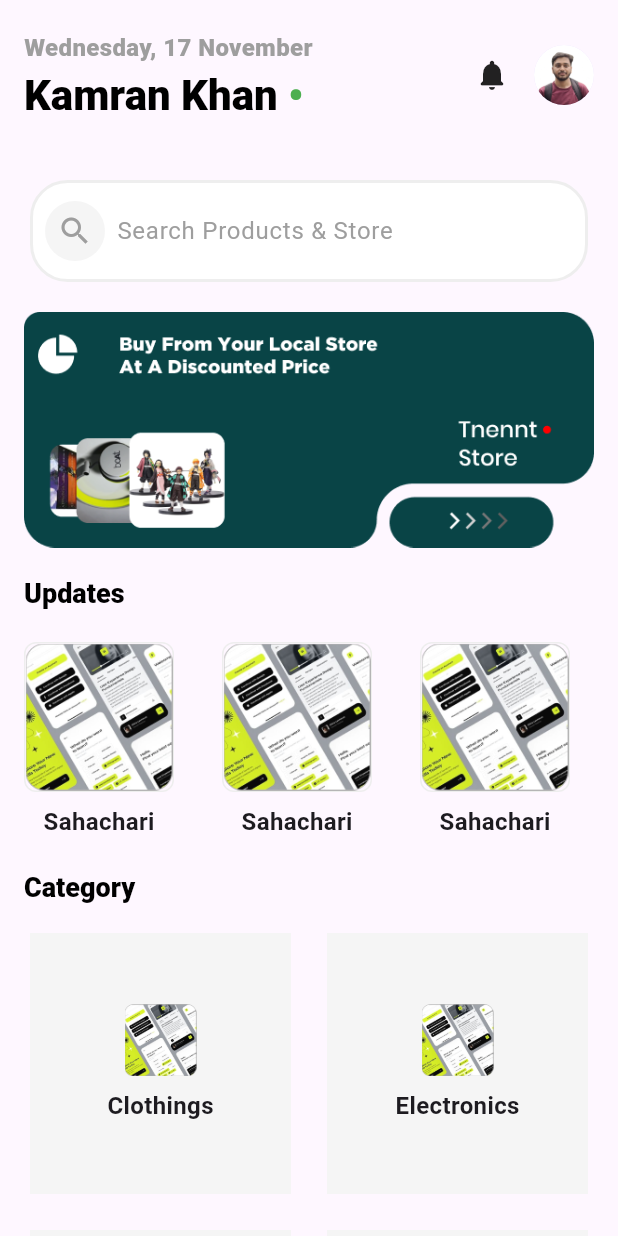
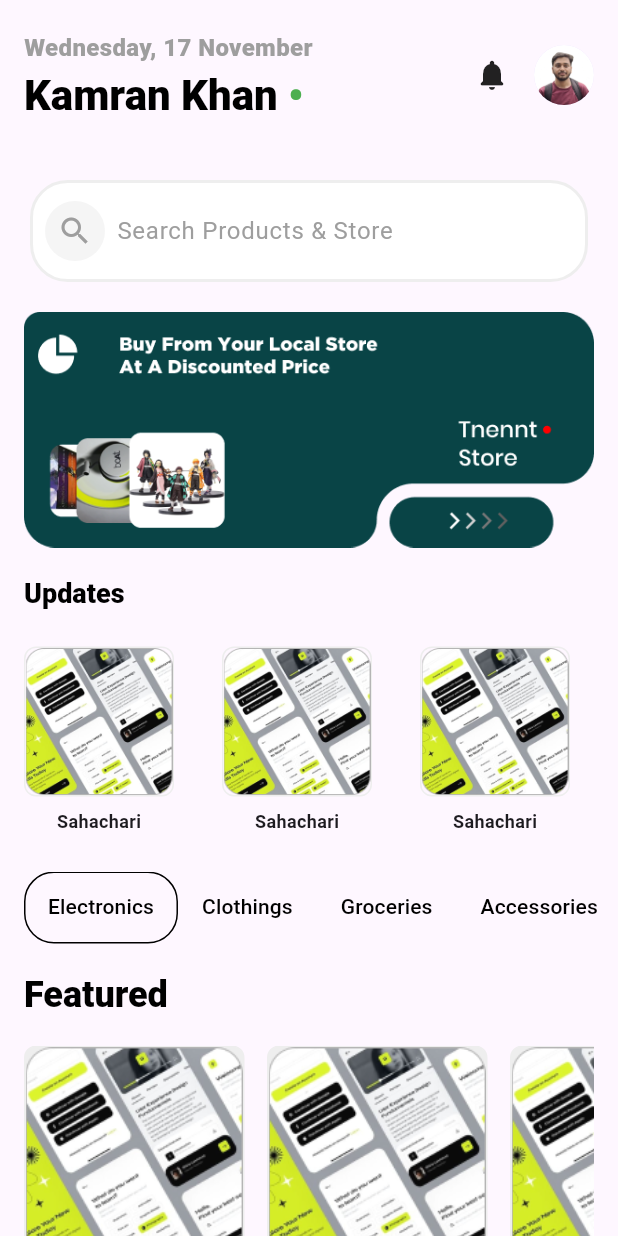
Before and after one commit to Kamran1819G/tnent, a Flutter app: the StoreProfile widget shown alone on an empty page, opened directly, on a phone screen of 412 x 824 dp. Run offline on Flutter 3.47's test engine with Material 3 defaults, Android fonts, the light colour scheme and no system bars; our stand-ins replace google_nav_bar, smooth_page_indicator.

Commit message:
Complete Store Profile UI

```diff
--- a/lib/screens/home/store_profile.dart
+++ b/lib/screens/home_pages/store_profile.dart
@@ -1,5 +1,7 @@
 import 'package:flutter/material.dart';
 import 'package:tnennt/screens/setting_screen.dart';
+import 'package:tnennt/screens/update_screen.dart';
+import 'package:tnennt/widgets/FeaturedTile.dart';
 import 'package:tnennt/widgets/UpdateTile.dart';
 
 import '../../widgets/CategoryTile.dart';
@@ -11,7 +13,25 @@ class StoreProfile extends StatefulWidget {
   State<StoreProfile> createState() => _StoreProfileState();
 }
 
-class _StoreProfileState extends State<StoreProfile> {
+class _StoreProfileState extends State<StoreProfile>
+    with TickerProviderStateMixin {
+  late TabController _tabController;
+
+  @override
+  void initState() {
+    super.initState();
+    _tabController = TabController(
+        length: 5,
+        initialIndex: 0,
+        vsync: this); // Change the length to match your number of tabs.
+  }
+
+  @override
+  void dispose() {
+    _tabController.dispose();
+    super.dispose();
+  }
+
   @override
   Widget build(BuildContext context) {
     return Column(
@@ -59,7 +79,14 @@ class _StoreProfileState extends State<StoreProfile> {
                 ),
               ),
               SizedBox(width: 16.0),
-              Icon(Icons.notifications_rounded),
+              GestureDetector(
+                  onTap: () {
+                    Navigator.push(
+                        context,
+                        MaterialPageRoute(
+                            builder: (context) => UpdateScreen()));
+                  },
+                  child: Icon(Icons.notifications_rounded)),
               SizedBox(width: 16.0),
               GestureDetector(
                 onTap: () {
@@ -114,6 +141,7 @@ class _StoreProfileState extends State<StoreProfile> {
           child: Image.asset('assets/store_profile_banner.png'),
         ),
         SizedBox(height: 20.0),
+        // Updates Section
         Padding(
           padding: const EdgeInsets.symmetric(horizontal: 16.0),
           child: RichText(
@@ -137,6 +165,132 @@ class _StoreProfileState extends State<StoreProfile> {
                     name: "Sahachari", image: "assets/updates_image.png");
               }),
         ),
+
+        // Featured Section
+        TabBar(
+          padding: EdgeInsets.symmetric(horizontal: 16.0),
+          controller: _tabController,
+          isScrollable: true,
+          tabAlignment: TabAlignment.start,
+          unselectedLabelColor: Colors.black,
+          labelColor: Colors.black,
+          indicator: BoxDecoration(
+            borderRadius: BorderRadius.circular(20),
+            border: Border.all(
+              color: Colors.black,
+              width: 1.0,
+            ),
+          ),
+          splashBorderRadius: BorderRadius.circular(20),
+          indicatorSize: TabBarIndicatorSize.values[0],
+          dividerColor: Colors.transparent,
+          tabs: <Widget>[
+            Tab(
+              text: "Electronics",
+            ),
+            Tab(
+              text: "Clothings",
+            ),
+            Tab(
+              text: "Groceries",
+            ),
+            Tab(
+              text: "Accessories",
+            ),
+            Tab(
+              text: "Books",
+            )
+          ],
+        ),
+
+        SizedBox(height: 20.0),
+
+        Padding(
+          padding: const EdgeInsets.symmetric(horizontal: 16.0),
+          child: RichText(
+            text: TextSpan(
+              text: 'Featured',
+              style: TextStyle(
+                color: Colors.black,
+                fontWeight: FontWeight.w900,
+                fontSize: 24.0,
+              ),
+            ),
+          ),
+        ),
+
+        SizedBox(height: 20.0),
+
+        Container(
+          height: 200.0,
+          padding: EdgeInsets.symmetric(horizontal: 16.0),
+          child: TabBarView(controller: _tabController, children: [
+            ListView.separated(
+                scrollDirection: Axis.horizontal,
+                itemCount: 5,
+                separatorBuilder: (context, index) {
+                  return SizedBox(width: 15.0);
+                },
+                itemBuilder: (context, index) {
+                  return FeaturedTile(
+                      name: "Sahachari",
+                      image: "assets/updates_image.png",
+                      price: 200);
+                }),
+            ListView.separated(
+                scrollDirection: Axis.horizontal,
+                itemCount: 5,
+                separatorBuilder: (context, index) {
+                  return SizedBox(width: 15.0);
+                },
+                itemBuilder: (context, index) {
+                  return FeaturedTile(
+                      name: "Sahachari",
+                      image: "assets/updates_image.png",
+                      price: 200);
+                }),
+            ListView.separated(
+                scrollDirection: Axis.horizontal,
+                itemCount: 5,
+                separatorBuilder: (context, index) {
+                  return SizedBox(width: 15.0);
+                },
+                itemBuilder: (context, index) {
+                  return FeaturedTile(
+                      name: "Sahachari",
+                      image: "assets/updates_image.png",
+                      price: 200);
+                }),
+            ListView.separated(
+                scrollDirection: Axis.horizontal,
+                itemCount: 5,
+                separatorBuilder: (context, index) {
+                  return SizedBox(width: 15.0);
+                },
+                itemBuilder: (context, index) {
+                  return FeaturedTile(
+                      name: "Sahachari",
+                      image: "assets/updates_image.png",
+                      price: 200);
+                }),
+            ListView.separated(
+                scrollDirection: Axis.horizontal,
+                itemCount: 5,
+                separatorBuilder: (context, index) {
+                  return SizedBox(width: 15.0);
+                },
+                itemBuilder: (context, index) {
+                  return FeaturedTile(
+                      name: "Sahachari",
+                      image: "assets/updates_image.png",
+                      price: 200);
+                }),
+          ]),
+        ),
+
+        SizedBox(height: 40.0),
+
+        // Category Section
         Padding(
           padding: const EdgeInsets.symmetric(horizontal: 16.0),
           child: RichText(
--- /dev/null
+++ b/lib/widgets/FeaturedTile.dart
@@ -0,0 +1,44 @@
+import 'package:flutter/material.dart';
+
+class FeaturedTile extends StatelessWidget {
+  final String name;
+  final String image;
+  final double price;
+
+  FeaturedTile({
+    required this.name,
+    required this.image,
+    required this.price,
+  });
+
+  @override
+  Widget build(BuildContext context) {
+    return Container(
+      decoration: BoxDecoration(
+        border: Border.all(color: Colors.grey[200]!),
+        borderRadius: BorderRadius.circular(8.0),
+        color: Colors.grey[200],
+      ),
+      child: Column(
+        crossAxisAlignment: CrossAxisAlignment.start,
+        children: [
+          Container(
+              height: 145,
+              width: 145,
+              child: Image.asset(image, height: 48.0)),
+          SizedBox(height: 8.0),
+          Column(
+            crossAxisAlignment: CrossAxisAlignment.start,
+            children: [
+              Text(name,
+                  style:
+                  TextStyle(fontWeight: FontWeight.bold, fontSize: 14.0)),
+              SizedBox(height: 4.0),
+              Text('\$${price.toString()}', style: TextStyle(fontWeight: FontWeight.bold, fontSize: 14.0)),
+            ],
+          ),
+        ],
+      ),
+    );
+  }
+}
--- a/lib/widgets/UpdateTile.dart
+++ b/lib/widgets/UpdateTile.dart
@@ -27,7 +27,7 @@ class UpdateTile extends StatelessWidget {
           SizedBox(height: 8.0),
           Text(name,
               style:
-                  TextStyle(fontWeight: FontWeight.bold, fontSize: 16.0)),
+                  TextStyle(fontWeight: FontWeight.bold, fontSize: 12.0)),
         ],
       ),
     );
```
Also changed, not shown: lib/screens/home_screen.dart (+5 -5 lines), lib/screens/update_screen.dart (added, +169 -0 lines), lib/screens/home_pages/catalog.dart (renamed from lib/screens/home/catalog.dart), lib/screens/home_pages/community.dart (renamed from lib/screens/home/community.dart), lib/screens/home_pages/gallery.dart (renamed from lib/screens/home/gallery.dart), lib/screens/home_pages/rental.dart (renamed from lib/screens/home/rental.dart), lib/screens/onboarding_pages/deliver_anything.dart (added), lib/screens/onboarding_pages/rent_anything.dart (added), lib/screens/onboarding_pages/rent_house.dart (added), lib/screens/onboarding_pages/rent_vechicles.dart (added), pubspec.lock, 1 other file.
